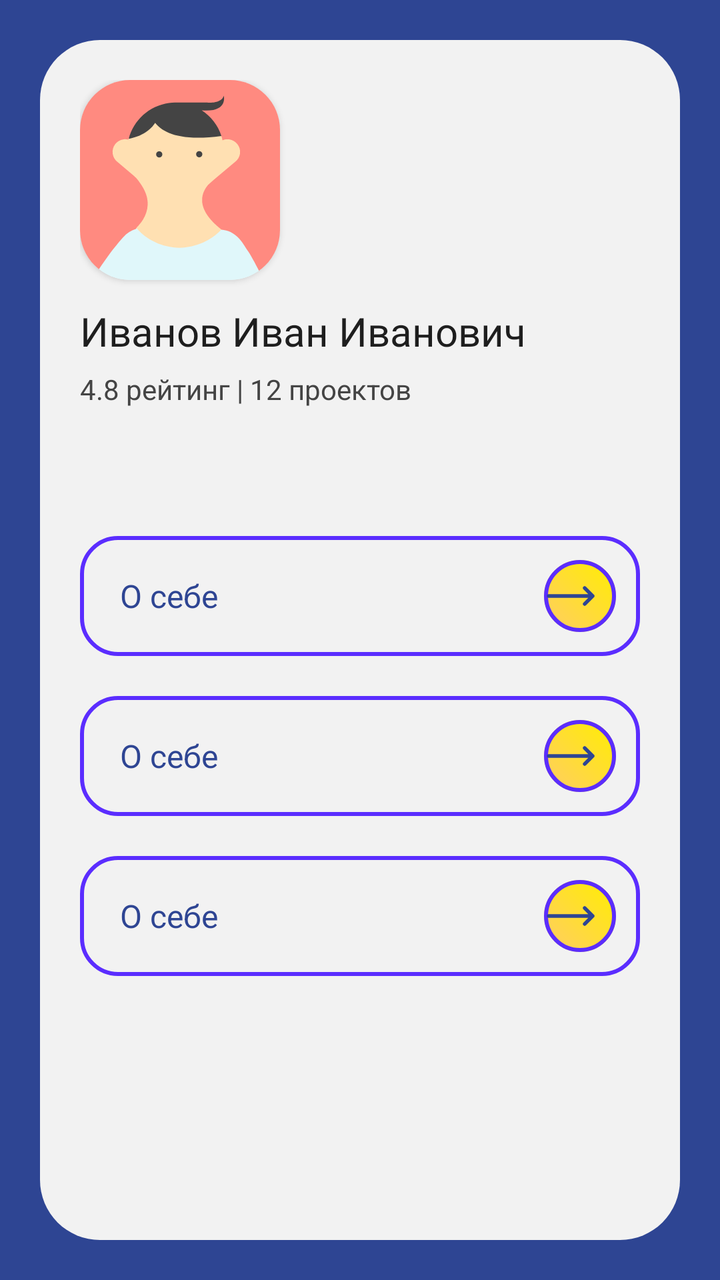
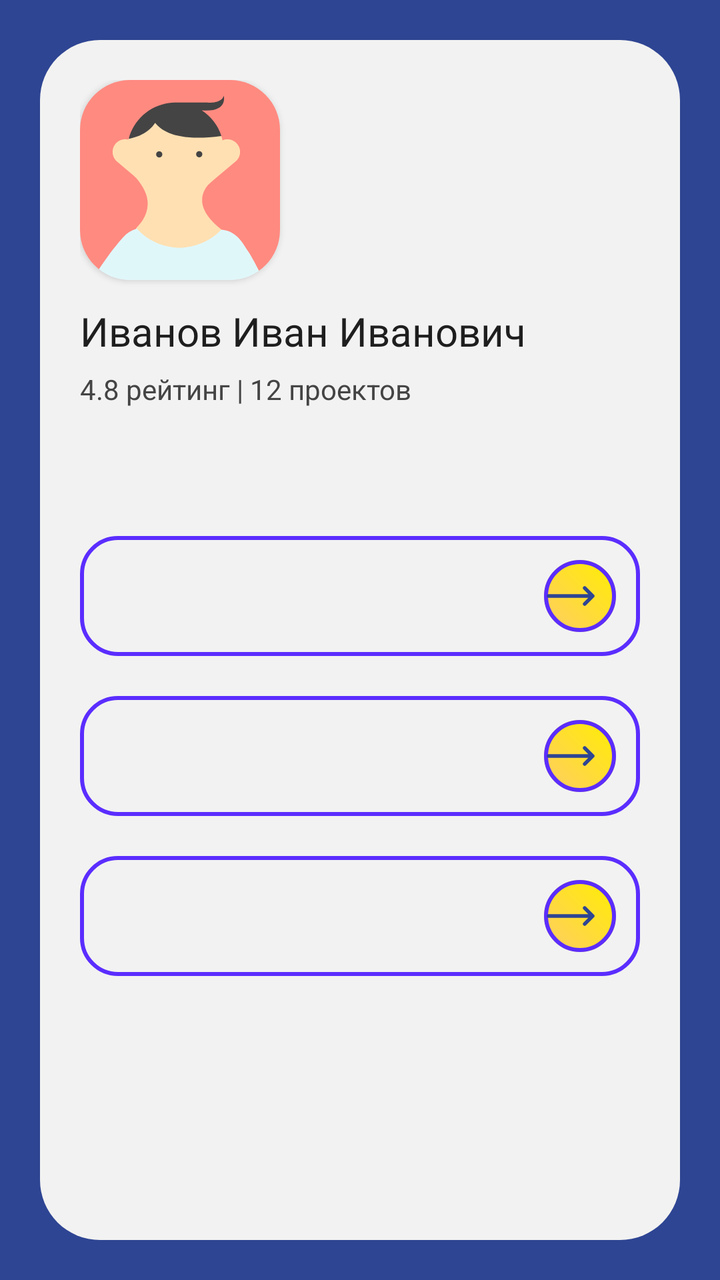

Screens rendered from an Android XML layout before and after an edit, with the pre-edit source and the edit as a unified diff.
<!-- AndroidManifest.xml: application theme Theme.MyApplication -->
<!-- res/layout/fragment_profile.xml -->
<?xml version="1.0" encoding="utf-8"?>
<LinearLayout xmlns:android="http://schemas.android.com/apk/res/android"
    xmlns:app="http://schemas.android.com/apk/res-auto"
    android:orientation="vertical"
    android:padding="20dp"
    android:background="#2E4593"
    android:layout_width="match_parent"
    android:layout_height="match_parent">

    <LinearLayout
        android:orientation="vertical"
        android:padding="20dp"
        android:background="@drawable/bg_card"
        android:layout_width="match_parent"
        android:layout_height="match_parent">

        <androidx.cardview.widget.CardView
            android:layout_width="100dp"
            android:layout_height="100dp"
            app:cardCornerRadius="25dp"
            android:layout_marginBottom="12dp">

            <ImageView
                android:id="@+id/profileImage"
                android:layout_width="match_parent"
                android:layout_height="match_parent"
                android:scaleType="centerCrop"
                android:src="@drawable/avatar_1"/>
        </androidx.cardview.widget.CardView>

        <TextView
            android:id="@+id/profileName"
            android:text="Иванов Иван Иванович"
            android:textSize="20sp"
            android:textColor="#1E1E1E"
            android:layout_marginBottom="6dp"
            android:layout_width="wrap_content"
            android:layout_height="wrap_content"/>

        <TextView
            android:id="@+id/profileInfo"
            android:text="4.8 рейтинг | 12 проектов"
            android:textSize="14sp"
            android:textColor="#444"
            android:layout_marginBottom="24dp"
            android:layout_width="wrap_content"
            android:layout_height="wrap_content"/>

        <include
            android:id="@+id/btnAbout"
            layout="@layout/item_custom_button"
            android:layout_height="60dp"
            android:layout_width="wrap_content"
            android:layout_marginTop="40dp"/>

        <include
            android:id="@+id/btnProjects"
            layout="@layout/item_custom_button"
            android:layout_height="60dp"
            android:layout_width="wrap_content"
            android:layout_marginTop="20dp"/>

        <include
            android:id="@+id/btnReviews"
            layout="@layout/item_custom_button"
            android:layout_height="60dp"
            android:layout_width="wrap_content"
            android:layout_marginTop="20dp" />

    </LinearLayout>

</LinearLayout>
<!-- res/layout/item_custom_button.xml (included above) -->
<?xml version="1.0" encoding="utf-8"?>
<RelativeLayout xmlns:android="http://schemas.android.com/apk/res/android"
    android:layout_width="match_parent"
    android:layout_height="56dp"
    android:background="@drawable/bg_button_outline"
    android:paddingStart="20dp"
    android:paddingEnd="12dp">

    <TextView
        android:id="@+id/buttonText"
        android:layout_width="wrap_content"
        android:layout_height="wrap_content"
        android:text="О себе"
        android:textSize="16sp"
        android:textColor="#2E4593"
        android:layout_centerVertical="true"/>

    <FrameLayout
        android:layout_width="36dp"
        android:layout_height="36dp"
        android:layout_alignParentEnd="true"
        android:layout_centerVertical="true"
        android:background="@drawable/bg_circle">

        <ImageView
            android:background="@drawable/bg_button_outline"
            android:layout_width="match_parent"
            android:layout_height="match_parent"
            android:src="@drawable/ic_arrow"
            android:paddingLeft="-4dp"/>
    </FrameLayout>

</RelativeLayout>
<!-- resources referenced by this layout -->
<resources>
  <!-- drawable avatar_1: vector/xml drawable (drawable, 2395 chars, omitted) -->
  <!-- drawable bg_button_outline (drawable) -->
  <shape xmlns:android="http://schemas.android.com/apk/res/android">
      <corners android:radius="18dp"/>
  
      <stroke
          android:width="2dp"
          android:color="#5B2DFF"/>
  
      <solid android:color="@android:color/transparent"/>
  </shape>
  <!-- drawable bg_card (drawable) -->
  <shape xmlns:android="http://schemas.android.com/apk/res/android">
      <solid android:color="#F2F2F2"/>
      <corners android:radius="30dp"/>
  </shape>
  <!-- drawable bg_circle (drawable) -->
  <shape xmlns:android="http://schemas.android.com/apk/res/android"
      android:shape="oval">
  
      <gradient
          android:startColor="#FFC6"
          android:endColor="#FFE0"
          android:angle="45"/>
  </shape>
  <!-- drawable ic_arrow (drawable) -->
  <vector xmlns:android="http://schemas.android.com/apk/res/android"
      android:width="36dp"
      android:height="36dp"
      android:viewportWidth="36"
      android:viewportHeight="36">
  
      <path
          android:pathData="M4,18 L26,18 M22,14 L26,18 L22,22"
          android:fillColor="@android:color/transparent"
          android:strokeColor="#2E4593"
          android:strokeWidth="1.8"
          android:strokeLineCap="round"
          android:strokeLineJoin="round"/>
  
  </vector>
  <style name="Theme.MyApplication" parent="Theme.MaterialComponents.DayNight.DarkActionBar">
          
          <item name="colorPrimary">@color/purple_500</item>
          <item name="colorPrimaryVariant">@color/purple_700</item>
          <item name="colorOnPrimary">@color/white</item>
          
          <item name="colorSecondary">@color/teal_200</item>
          <item name="colorSecondaryVariant">@color/teal_700</item>
          <item name="colorOnSecondary">@color/black</item>
          
          <item name="android:statusBarColor">?attr/colorPrimaryVariant</item>
          
      </style>
  <color name="purple_500">#FF6200EE</color>
  <color name="purple_700">#FF3700B3</color>
  <color name="white">#FFFFFFFF</color>
  <color name="teal_200">#FF03DAC5</color>
  <color name="teal_700">#FF018786</color>
  <color name="black">#FF000000</color>
</resources>

<!-- the commit's change to res/layout/fragment_profile.xml (unified diff, before → after) -->
@@ -1,6 +1,7 @@
 <?xml version="1.0" encoding="utf-8"?>
 <LinearLayout xmlns:android="http://schemas.android.com/apk/res/android"
     xmlns:app="http://schemas.android.com/apk/res-auto"
+    xmlns:tools="http://schemas.android.com/tools"
     android:orientation="vertical"
     android:padding="20dp"
     android:background="#2E4593"
@@ -24,8 +25,10 @@
                 android:id="@+id/profileImage"
                 android:layout_width="match_parent"
                 android:layout_height="match_parent"
+                android:contentDescription="profile"
                 android:scaleType="centerCrop"
-                android:src="@drawable/avatar_1"/>
+                android:src="@drawable/avatar_1"
+                tools:ignore="HardcodedText" />
         </androidx.cardview.widget.CardView>
 
         <TextView
@@ -35,7 +38,8 @@
             android:textColor="#1E1E1E"
             android:layout_marginBottom="6dp"
             android:layout_width="wrap_content"
-            android:layout_height="wrap_content"/>
+            android:layout_height="wrap_content"
+            tools:ignore="HardcodedText" />
 
         <TextView
             android:id="@+id/profileInfo"
@@ -44,7 +48,8 @@
             android:textColor="#444"
             android:layout_marginBottom="24dp"
             android:layout_width="wrap_content"
-            android:layout_height="wrap_content"/>
+            android:layout_height="wrap_content"
+            tools:ignore="HardcodedText" />
 
         <include
             android:id="@+id/btnAbout"
@@ -73,6 +78,7 @@
 <!-- res/layout/item_custom_button.xml (included above) -->
 <?xml version="1.0" encoding="utf-8"?>
 <RelativeLayout xmlns:android="http://schemas.android.com/apk/res/android"
+    xmlns:tools="http://schemas.android.com/tools"
     android:layout_width="match_parent"
     android:layout_height="56dp"
     android:background="@drawable/bg_button_outline"
@@ -83,10 +89,10 @@
         android:id="@+id/buttonText"
         android:layout_width="wrap_content"
         android:layout_height="wrap_content"
-        android:text="О себе"
         android:textSize="16sp"
         android:textColor="#2E4593"
-        android:layout_centerVertical="true"/>
+        android:layout_centerVertical="true"
+        tools:ignore="HardcodedText,RelativeOverlap" />
 
     <FrameLayout
         android:layout_width="36dp"
@@ -99,8 +105,11 @@
             android:background="@drawable/bg_button_outline"
             android:layout_width="match_parent"
             android:layout_height="match_parent"
+            android:contentDescription="buttonback"
             android:src="@drawable/ic_arrow"
-            android:paddingLeft="-4dp"/>
+            android:paddingStart="-4dp"
+            android:paddingEnd="0dp"
+            tools:ignore="HardcodedText" />
     </FrameLayout>
 
 </RelativeLayout>
